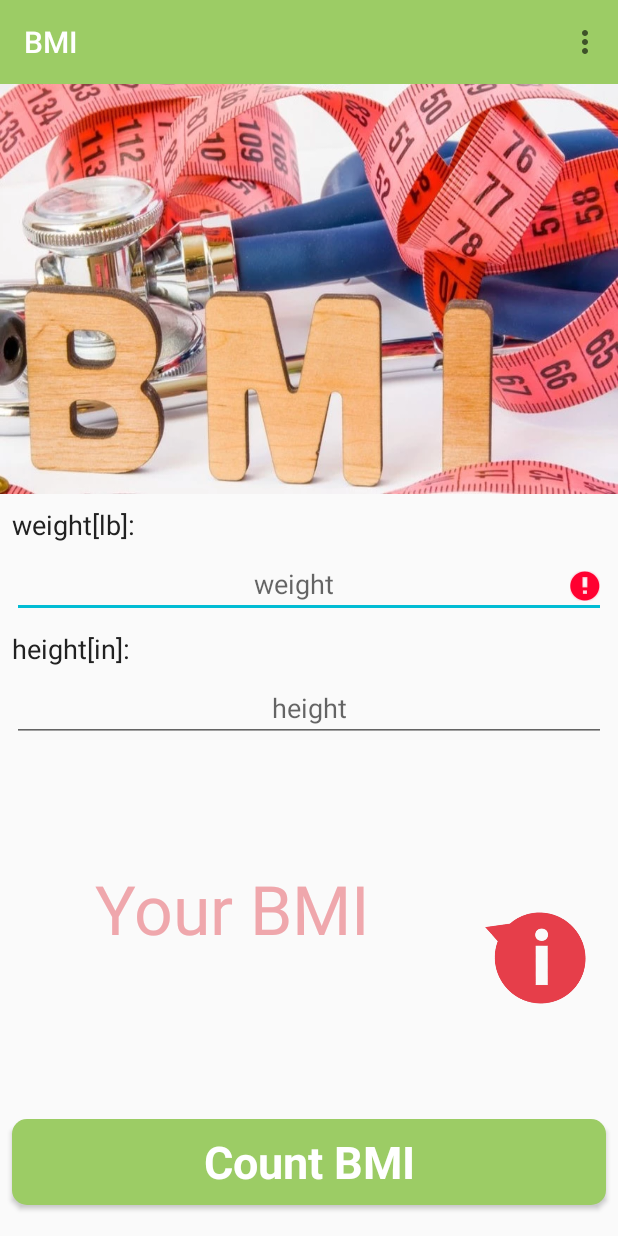
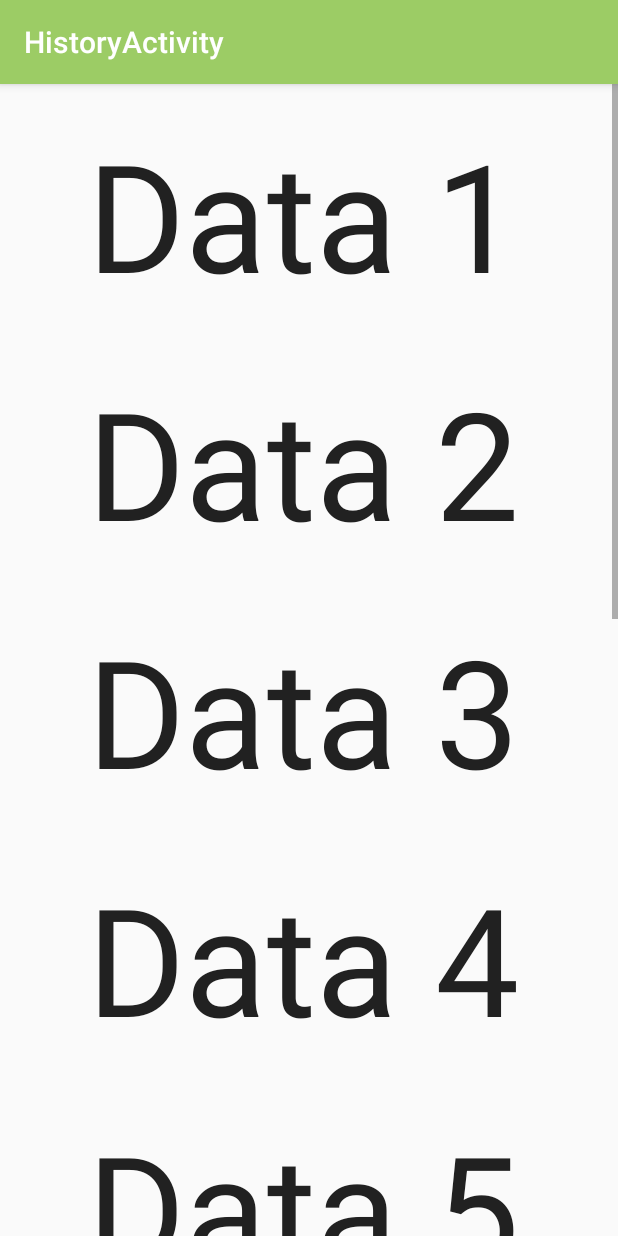
Before and after one commit to PeKOS1224/SWiM, an Android app: the screen it shows after launch (MainActivity before the commit, HistoryActivity after it), in the options menu, after a tap on "History", on a phone screen of 412 x 824 dp. Run offline under Robolectric (Android 15) with nearby library versions, the phone set to English and light mode, and no system bars; Roboto replaces fonts that are not available here.

Commit message:
rest of files

```diff
--- a/app/src/main/java/com/example/bmi/BmiHistoryAdapter.kt
+++ b/app/src/main/java/com/example/bmi/BmiHistoryAdapter.kt
@@ -1,4 +1,25 @@
 package com.example.bmi
 
-class BmiHistoryAdapter {
+import android.view.LayoutInflater
+import android.view.View
+import android.view.ViewGroup
+import android.widget.TextView
+import androidx.recyclerview.widget.RecyclerView
+
+class BmiHistoryAdapter(val bmiDatas: ArrayList<String>) : RecyclerView.Adapter<BmiHistoryAdapter.ViewHolder>() {
+
+    override fun onCreateViewHolder(parent: ViewGroup, viewType: Int): ViewHolder {
+        val view: View = LayoutInflater.from(parent.context).inflate(R.layout.bmi_data_row, parent, false)
+        return ViewHolder(view)
+    }
+
+    override fun onBindViewHolder(holder: ViewHolder, position: Int) {
+        holder.firstData.text = bmiDatas[position]
+    }
+
+    override fun getItemCount() = bmiDatas.size
+
+    class ViewHolder(itemView: View) : RecyclerView.ViewHolder(itemView) {
+        val firstData: TextView = itemView.findViewById(R.id.firstBmiData)
+    }
 }
--- a/app/src/main/java/com/example/bmi/HistoryActivity.kt
+++ b/app/src/main/java/com/example/bmi/HistoryActivity.kt
@@ -1,22 +1,27 @@
 package com.example.bmi
 
+
 import android.os.Bundle
-import com.google.android.material.snackbar.Snackbar
-import androidx.appcompat.app.AppCompatActivity;
+import androidx.appcompat.app.AppCompatActivity
+import androidx.recyclerview.widget.LinearLayoutManager
+import kotlinx.android.synthetic.main.activity_history.*
 
-import kotlinx.android.synthetic.main.activity_history.*
+import kotlinx.android.synthetic.main.toolbar.*
 
 class HistoryActivity : AppCompatActivity() {
 
     override fun onCreate(savedInstanceState: Bundle?) {
         super.onCreate(savedInstanceState)
         setContentView(R.layout.activity_history)
-        setSupportActionBar(toolbar)
+        setSupportActionBar(bmi_menu)
 
-        fab.setOnClickListener { view ->
-            Snackbar.make(view, "Replace with your own action", Snackbar.LENGTH_LONG)
-                .setAction("Action", null).show()
+        val bmiDataHistory:  ArrayList<String> = ArrayList(10)
+
+        for(i in 1..10){
+            bmiDataHistory.add("Data $i")
         }
+        historyRV.layoutManager = LinearLayoutManager(this)
+        historyRV.adapter = BmiHistoryAdapter(bmiDataHistory)
     }
 
 }
--- a/app/src/main/java/com/example/bmi/MainActivity.kt
+++ b/app/src/main/java/com/example/bmi/MainActivity.kt
@@ -72,7 +72,8 @@ class MainActivity : AppCompatActivity() {
                 true
             }
             R.id.history -> {
-                //TODO implement this till Sunday
+                val myIntent = Intent(this, HistoryActivity:: class.java)
+                startActivity(myIntent)
                 true
             }
             else -> super.onOptionsItemSelected(item)
--- a/app/src/main/res/layout/activity_history.xml
+++ b/app/src/main/res/layout/activity_history.xml
@@ -1,8 +1,7 @@
 <?xml version="1.0" encoding="utf-8"?>
 <androidx.coordinatorlayout.widget.CoordinatorLayout
         xmlns:android="http://schemas.android.com/apk/res/android"
-        xmlns:app="http://schemas.android.com/apk/res-auto"
-        xmlns:tools="http://schemas.android.com/tools"
+        xmlns:app="http://schemas.android.com/apk/res-auto" xmlns:tools="http://schemas.android.com/tools"
         android:layout_width="match_parent"
         android:layout_height="match_parent"
         tools:context=".HistoryActivity">
@@ -12,23 +11,27 @@
             android:layout_width="match_parent"
             android:theme="@style/AppTheme.AppBarOverlay">
 
-        <androidx.appcompat.widget.Toolbar
-                android:id="@+id/toolbar"
-                android:layout_width="match_parent"
-                android:layout_height="?attr/actionBarSize"
-                android:background="?attr/colorPrimary"
-                app:popupTheme="@style/AppTheme.PopupOverlay"/>
+        <include layout="@layout/toolbar"
+                 android:layout_width="match_parent" android:layout_height="match_parent"/>
 
     </com.google.android.material.appbar.AppBarLayout>
 
-    <include layout="@layout/content_history"/>
+    <androidx.constraintlayout.widget.ConstraintLayout
+            xmlns:android="http://schemas.android.com/apk/res/android"
+            xmlns:tools="http://schemas.android.com/tools"
+            xmlns:app="http://schemas.android.com/apk/res-auto"
+            app:layout_behavior="@string/appbar_scrolling_view_behavior"
+            android:layout_width="match_parent"
+            android:layout_height="match_parent">
 
-    <com.google.android.material.floatingactionbutton.FloatingActionButton
-            android:id="@+id/fab"
-            android:layout_width="wrap_content"
-            android:layout_height="wrap_content"
-            android:layout_gravity="bottom|end"
-            android:layout_margin="@dimen/fab_margin"
-            app:srcCompat="@android:drawable/ic_dialog_email"/>
+        <androidx.recyclerview.widget.RecyclerView
+                android:layout_width="match_parent"
+                android:layout_height="match_parent"
+                android:id="@+id/historyRV"
+                android:scrollbars="vertical"
+                android:textAlignment="center"
+                app:layout_constraintStart_toStartOf="parent" tools:layout_editor_absoluteY="8dp"/>
+
+    </androidx.constraintlayout.widget.ConstraintLayout>
 
 </androidx.coordinatorlayout.widget.CoordinatorLayout>
--- a/app/src/main/res/layout/bmi_data_row.xml
+++ b/app/src/main/res/layout/bmi_data_row.xml
@@ -1,6 +1,21 @@
 <?xml version="1.0" encoding="utf-8"?>
-<androidx.constraintlayout.widget.ConstraintLayout xmlns:android="http://schemas.android.com/apk/res/android"
-                                                   android:layout_width="match_parent"
-                                                   android:layout_height="match_parent">
+    <androidx.constraintlayout.widget.ConstraintLayout
+        xmlns:android="http://schemas.android.com/apk/res/android"
+        xmlns:app="http://schemas.android.com/apk/res-auto" android:layout_width="match_parent"
+        android:layout_height="wrap_content">
+
+    <TextView
+            android:id="@+id/firstBmiData"
+            android:layout_width="wrap_content"
+            android:layout_height="wrap_content"
+            android:padding="12dp"
+            android:text="lorem ipsum"
+            android:textSize="100sp"
+            android:layout_marginEnd="8dp"
+            app:layout_constraintEnd_toEndOf="parent"
+            android:layout_marginTop="8dp"
+            app:layout_constraintTop_toTopOf="parent"
+            app:layout_constraintStart_toStartOf="parent"
+            android:textColor="@color/textColor"/>
 
 </androidx.constraintlayout.widget.ConstraintLayout>
--- a/app/src/main/res/values/dimens.xml
+++ b/app/src/main/res/values/dimens.xml
@@ -21,4 +21,5 @@
     <dimen name="toolbar_height">56dp</dimen>
     <dimen name="bmi_count_button_radius">10dp</dimen>
     <dimen name="bmi_info_frame_radius">5dp</dimen>
+    <dimen name="fab_margin">16dp</dimen>
 </resources>
--- a/app/src/main/res/values/strings.xml
+++ b/app/src/main/res/values/strings.xml
@@ -42,4 +42,5 @@
     <string name="bmi_category_normal">normal weight</string>
     <string name="bmi_category_overweight">overweight</string>
     <string name="bmi_category_sev_overweight">severely overweight</string>
+    <string name="title_activity_history">HistoryActivity</string>
 </resources>
```
Also changed, not shown: app/build.gradle (+4 -4 lines), app/src/main/AndroidManifest.xml (+19 -8 lines), app/src/main/res/values/styles.xml (indentation only).
